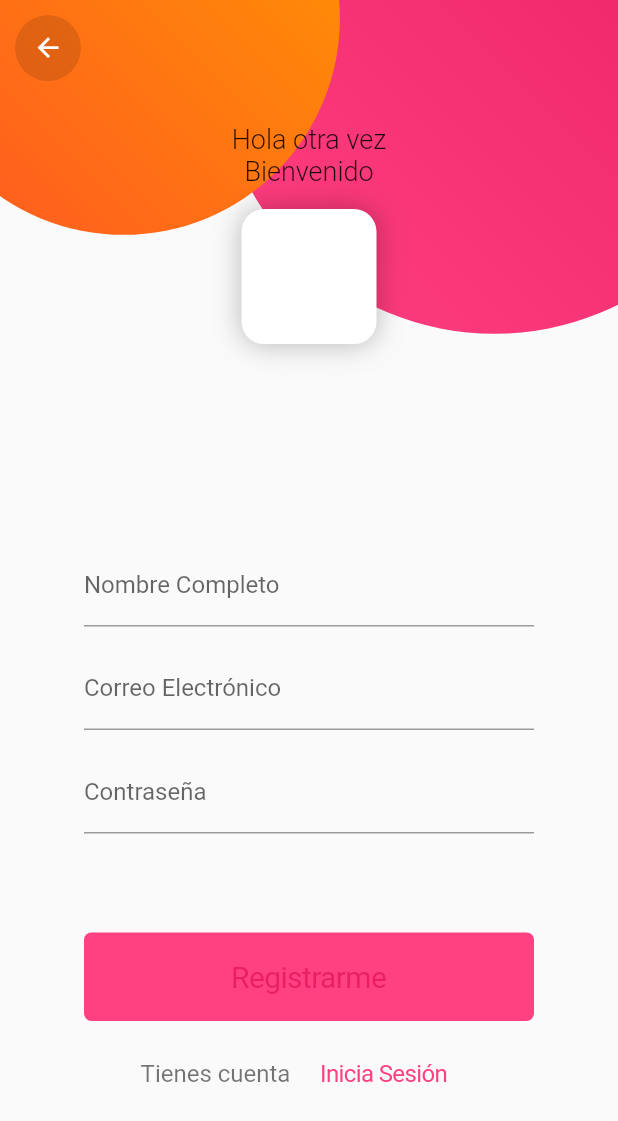
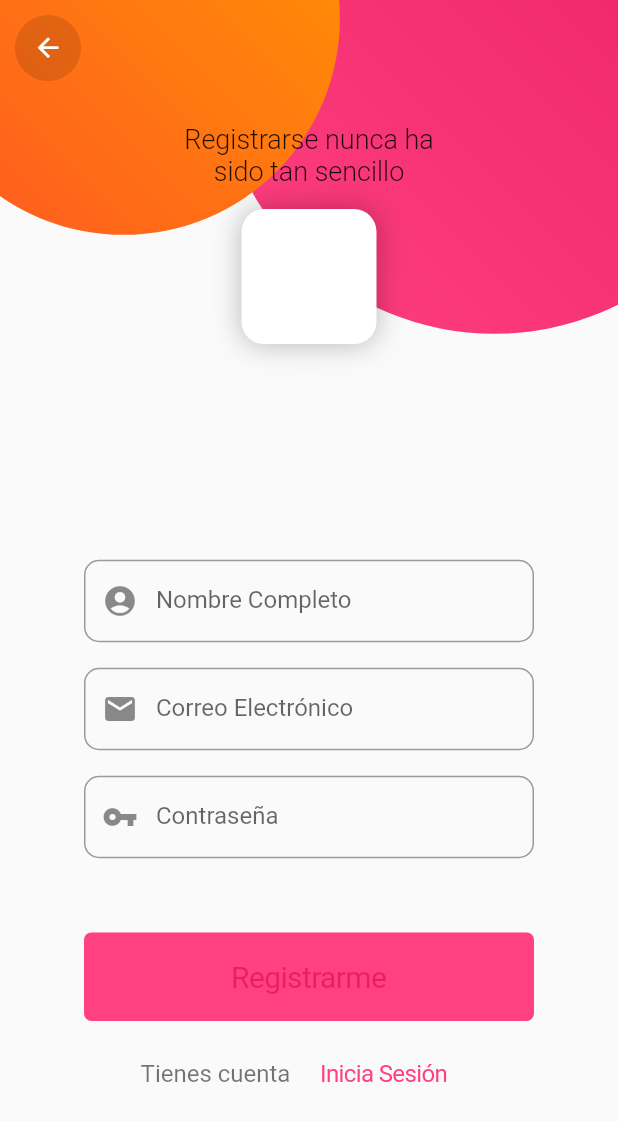
Before and after one commit to DevZamSe/flutter_login_aws, a Flutter app: the RegistroPage screen opened by its route, on a phone screen of 412 x 824 dp. Shown: the top 1121 px of the screen. Run offline on Flutter 3.47's test engine with Material 2 defaults, Android fonts, the phone set to English and light mode, and no system bars; our stand-ins replace bubble_bottom_bar.

Commit message:
segundo commit

```diff
--- /dev/null
+++ b/lib/app_config.dart
@@ -0,0 +1,3 @@
+class AppConfig{
+  static const apiHost = "https://backend-curso-flutter.herokuapp.com/api/v1";
+}
--- a/lib/pages/login/registro.dart
+++ b/lib/pages/login/registro.dart
@@ -1,6 +1,7 @@
 import 'package:flutter/cupertino.dart';
 import 'package:flutter/material.dart';
 import 'package:flutter/services.dart';
+import 'package:fluttersecretchat/api/auth_api.dart';
 import 'package:fluttersecretchat/widgets/circle.dart';
 import 'package:fluttersecretchat/widgets/input_text.dart';
 
@@ -11,6 +12,9 @@ class RegistroPage extends StatefulWidget {
 
 class _RegistroPageState extends State<RegistroPage> {
   final _formKey = GlobalKey<FormState>();
+  final _authAPI = AuthAPI();
+  var _username = '', _email = '', _password = '';
+  var _isFetching = false;
 
   @override
   void initState() {
@@ -19,8 +23,22 @@ class _RegistroPageState extends State<RegistroPage> {
     SystemChrome.setSystemUIOverlayStyle(SystemUiOverlayStyle.light);
   }
 
-  _submit(){
-    _formKey.currentState.validate();
+  _submit() async{
+    if(_isFetching) return;
+    final isValid = _formKey.currentState.validate();
+    if(isValid){
+      setState(() {
+        _isFetching = true;
+      });
+     final isOk = await _authAPI.register(context, username: _username, email: _email, password: _password);
+     setState(() {
+       _isFetching = false;
+     });
+     if(isOk){
+       Navigator.pushNamed(context, 'menu');
+       print('Register');
+     }
+    }
   }
 
   @override
@@ -85,30 +103,36 @@ class _RegistroPageState extends State<RegistroPage> {
                                         children: <Widget>[
                                           InputText(
                                             label: 'Nombre Completo',
+                                            icon: Icon(Icons.account_circle),
                                             validator: (String text){
                                               if(RegExp(r'^[a-zA-Z0-9]+$').hasMatch(text)){
+                                                _username = text;
                                                 return null;
                                               }
                                               return 'Nombre Inválido';
                                             },
                                           ),
-                                          SizedBox(height: 14),
+                                          SizedBox(height: 17),
                                           InputText(
                                             inputType: TextInputType.emailAddress,
                                             label: 'Correo Electrónico',
+                                            icon: Icon(Icons.email),
                                             validator: (String text){
                                               if(text.contains("@")){
+                                                _email = text;
                                                 return null;
                                               }
                                               return 'Email Inválido';
                                             },
                                           ),
-                                          SizedBox(height: 14),
+                                          SizedBox(height: 17),
                                           InputText(
                                             label: 'Contraseña',
+                                            icon: Icon(Icons.vpn_key),
                                             isSecure: true,
                                             validator: (String text){
                                               if(text.isNotEmpty && text.length > 5){
+                                                _password = text;
                                                 return null;
                                               }
                                               return 'Contraseña Incorrecta';
@@ -118,7 +142,7 @@ class _RegistroPageState extends State<RegistroPage> {
                                       )
                                   )
                               ),
-                              SizedBox(height: size.height*0.08),
+                              SizedBox(height: size.height*0.06),
                               ConstrainedBox(
                                   constraints: BoxConstraints(
                                       maxWidth: 300,
@@ -144,7 +168,18 @@ class _RegistroPageState extends State<RegistroPage> {
                   child: SafeArea(
                     child: _atrasboton()
                   )
-                )
+                ),
+
+                _isFetching? Positioned.fill(
+                    child: Container(
+                      color: Colors.black45,
+                      child: Center(
+                        child: CupertinoActivityIndicator(
+                          radius: 15,
+                        ),
+                      ),
+                    )
+                ): Container()
 
               ],
             ),
@@ -225,7 +260,7 @@ class _RegistroPageState extends State<RegistroPage> {
       child: Column(
         children: <Widget>[
           Text(
-            "Hola otra vez\nBienvenido",
+            "Registrarse nunca ha\nsido tan sencillo",
             textAlign: TextAlign.center,
             style: TextStyle(fontSize: 18, fontWeight: FontWeight.w300),
           )
--- a/lib/widgets/input_text.dart
+++ b/lib/widgets/input_text.dart
@@ -2,11 +2,12 @@ import 'package:flutter/material.dart';
 
 class InputText extends StatefulWidget {
   final String label;
+  final Icon icon;
   final Function(String) validator;
   final bool isSecure;
   final TextInputType inputType;
 
-  const InputText({Key key, @required this.label, @required this.validator, this.isSecure = false, this.inputType = TextInputType.text}) : super(key: key);
+  const InputText({Key key, @required this.label, @required this.icon, @required this.validator, this.isSecure = false, this.inputType = TextInputType.text}) : super(key: key);
 
   @override
   _InputTextState createState() => _InputTextState();
@@ -16,12 +17,19 @@ class _InputTextState extends State<InputText> {
   @override
   Widget build(BuildContext context) {
     return TextFormField(
+
       keyboardType: widget.inputType,
       obscureText: widget.isSecure,
       validator: widget.validator,
       decoration: InputDecoration(
+        border: OutlineInputBorder(
+          borderRadius: BorderRadius.circular(10),
+        ),
+        prefixIcon: widget.icon,
+        fillColor: Colors.pink,
+        focusColor: Colors.pink,
         labelText: widget.label,
-        contentPadding: EdgeInsets.symmetric(vertical: 10)
+        contentPadding: EdgeInsets.symmetric(vertical: 18)
       ),
     );
   }
--- a/pubspec.yaml
+++ b/pubspec.yaml
@@ -23,6 +23,8 @@ dependencies:
   # The following adds the Cupertino Icons font to your application.
   # Use with the CupertinoIcons class for iOS style icons.
   cupertino_icons: ^0.1.2
+  bubble_bottom_bar: ^1.2.0
+  http: ^0.12.0+4
 
 dev_dependencies:
   flutter_test:
```
Also changed, not shown: lib/api/auth_api.dart (added, +65 -0 lines), lib/pages/login/login.dart (+35 -6 lines), lib/pages/menu/menu.dart (+111 -2 lines), lib/pages/menu/pages/inicio.dart (added, +21 -0 lines), lib/pages/menu/pages/maps.dart (added, +14 -0 lines), lib/pages/menu/pages/perfil.dart (added, +14 -0 lines), lib/utils/dialogs.dart (added, +19 -0 lines), pubspec.lock.
